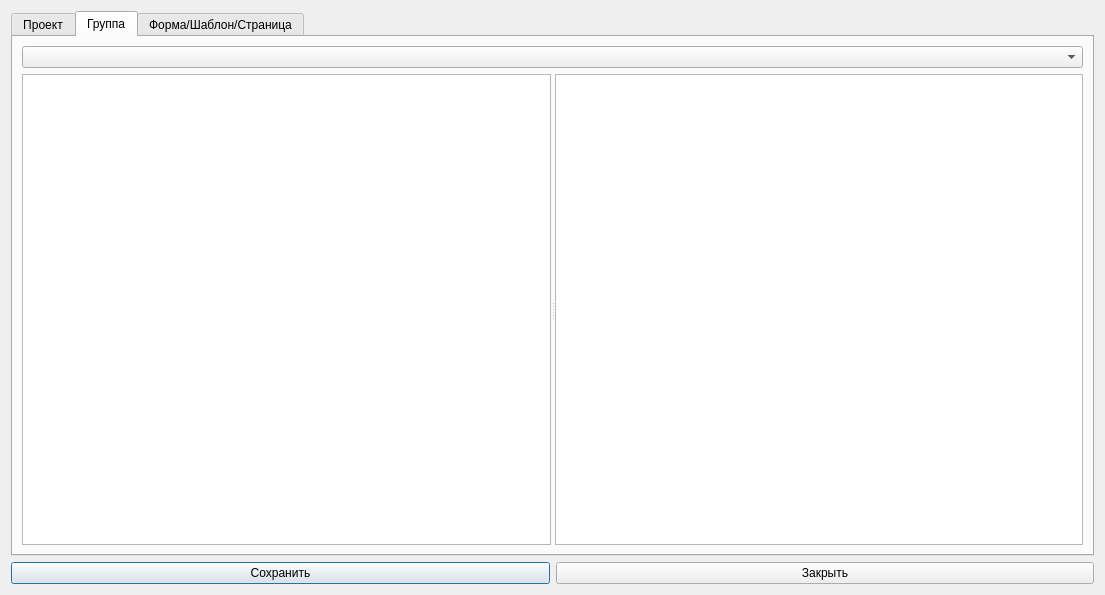
Above: designer/tagslistdialogwindow.ui from Artemako/auto-exec-doc before the change. Below: the same form after it.
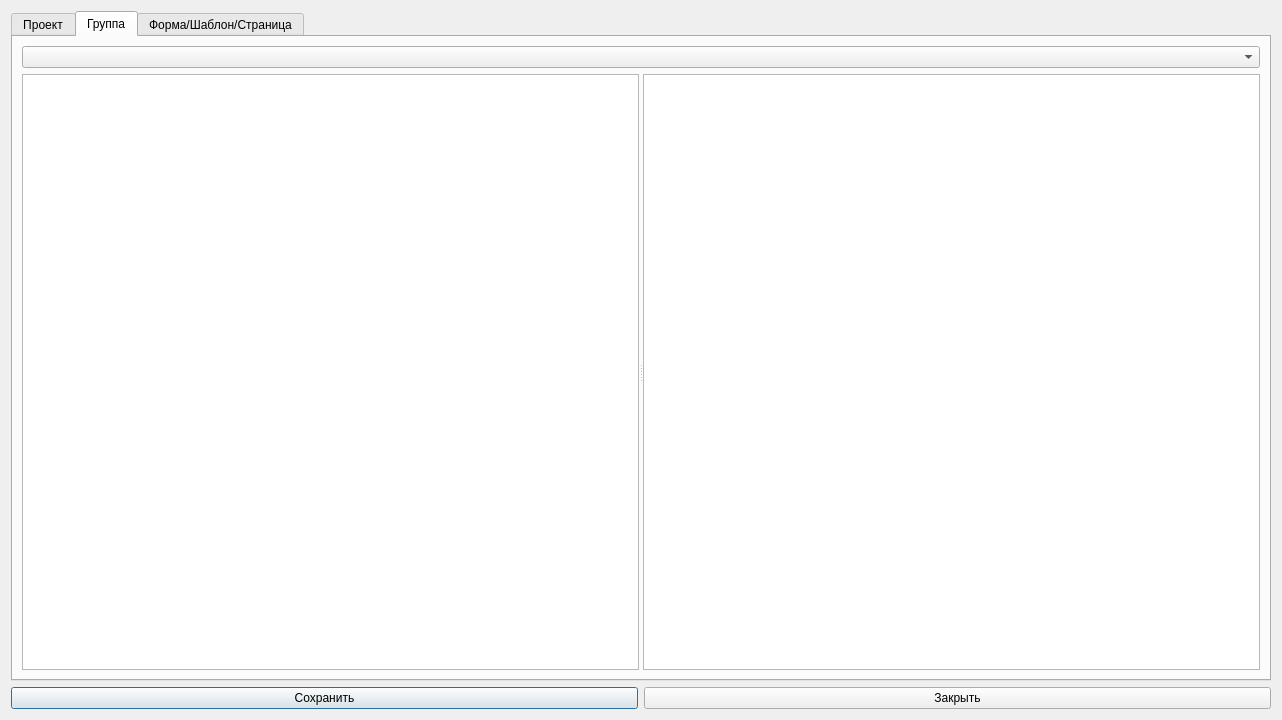
That is the form after the change. The open tabs and pages were chosen to show the change. Icons and pictures are not drawn.

The edit to the form file:
```diff
--- a/designer/tagslistdialogwindow.ui
+++ b/designer/tagslistdialogwindow.ui
@@ -6,8 +6,8 @@
    <rect>
     <x>0</x>
     <y>0</y>
-    <width>1105</width>
-    <height>595</height>
+    <width>1282</width>
+    <height>720</height>
    </rect>
   </property>
   <property name="windowTitle">
@@ -48,6 +48,9 @@
          <property name="midLineWidth">
           <number>0</number>
          </property>
+         <property name="orientation">
+          <enum>Qt::Horizontal</enum>
+         </property>
          <widget class="QTableWidget" name="table_editor_group_tags"/>
          <widget class="QTableWidget" name="table_group_tags"/>
         </widget>
```
Left out of the diff: 21 changed lines with no effect on the pictures.
